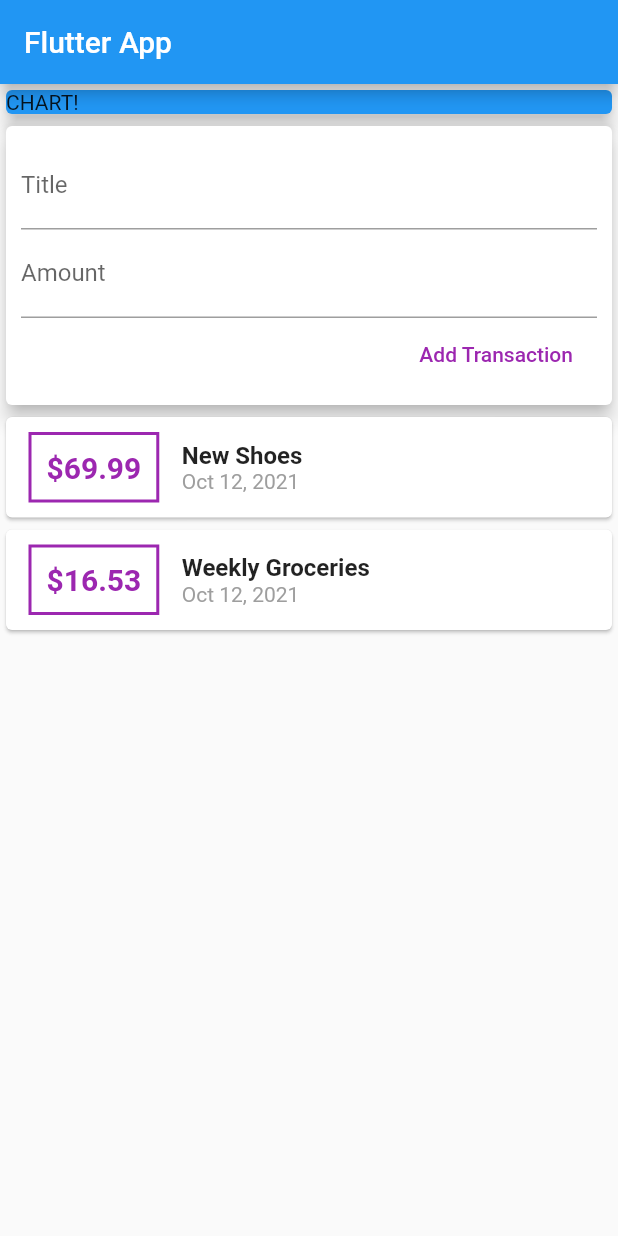
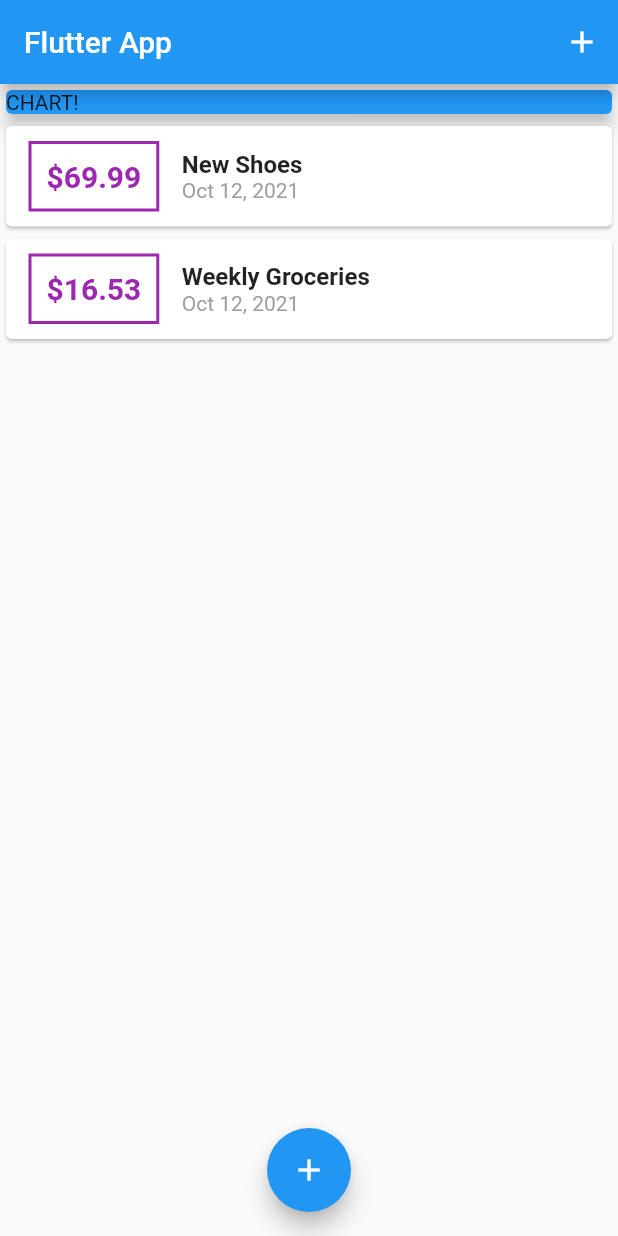
Before and after one commit to Mustafa-AlHariry/Flutter-Dart-Course-Udemy, a Flutter app: the screen it shows after launch, on a phone screen of 412 x 824 dp. Run offline on Flutter 3.47's test engine with Material 2 defaults, Android fonts, the phone set to English and light mode, and no system bars.

Commit message:
usr start add transaction added

```diff
--- a/personal_expenses_app/lib/main.dart
+++ b/personal_expenses_app/lib/main.dart
@@ -1,9 +1,8 @@
 import 'package:flutter/material.dart';
-import 'widgets/transaction_list.dart';
-import 'package:intl/intl.dart';
+
 import './widgets/new_transactions.dart';
-import './widgets/user_transaction.dart';
-import 'models/transaction.dart';
+import './widgets/transaction_list.dart';
+import './models/transaction.dart';
 
 void main() => runApp(MyApp());
 
@@ -17,15 +16,66 @@
   }
 }
 
-class MyHomePage extends StatelessWidget {
+class MyHomePage extends StatefulWidget {
   // String titleInput;
   // String amountInput;
+  @override
+  _MyHomePageState createState() => _MyHomePageState();
+}
+
+class _MyHomePageState extends State<MyHomePage> {
+  final List<Transaction> _userTransactions = [
+    Transaction(
+      id: 't1',
+      title: 'New Shoes',
+      amount: 69.99,
+      date: DateTime.now(),
+    ),
+    Transaction(
+      id: 't2',
+      title: 'Weekly Groceries',
+      amount: 16.53,
+      date: DateTime.now(),
+    ),
+  ];
+
+  void _addNewTransaction(String txTitle, double txAmount) {
+    final newTx = Transaction(
+      title: txTitle,
+      amount: txAmount,
+      date: DateTime.now(),
+      id: DateTime.now().toString(),
+    );
+
+    setState(() {
+      _userTransactions.add(newTx);
+    });
+  }
+
+  void _startAddNewTransaction(BuildContext ctx) {
+    showModalBottomSheet(
+      context: ctx,
+      builder: (_) {
+        return GestureDetector(
+          onTap: () {},
+          child: NewTransaction(_addNewTransaction),
+          behavior: HitTestBehavior.opaque,
+        );
+      },
+    );
+  }
 
   @override
   Widget build(BuildContext context) {
     return Scaffold(
       appBar: AppBar(
         title: Text('Flutter App'),
+        actions: <Widget>[
+          IconButton(
+            icon: Icon(Icons.add),
+            onPressed: () => _startAddNewTransaction(context),
+          ),
+        ],
       ),
       body: SingleChildScrollView(
         child: Column(
@@ -40,9 +90,14 @@
                 elevation: 5,
               ),
             ),
-            UserTransaction(),
+            TransactionList(_userTransactions),
           ],
         ),
+      ),
+      floatingActionButtonLocation: FloatingActionButtonLocation.centerFloat,
+      floatingActionButton: FloatingActionButton(
+        child: Icon(Icons.add),
+        onPressed: () => _startAddNewTransaction(context),
       ),
     );
   }
--- a/personal_expenses_app/lib/widgets/new_transactions.dart
+++ b/personal_expenses_app/lib/widgets/new_transactions.dart
@@ -1,12 +1,12 @@
 import 'package:flutter/material.dart';
 
 class NewTransaction extends StatelessWidget {
-  final Function addNewTrans;
-  //text controller listens to the user input and saves it
+  final Function addTx;
   final titleController = TextEditingController();
   final amountController = TextEditingController();
 
-  NewTransaction(this.addNewTrans);
+  NewTransaction(this.addTx);
+
   void submitData() {
     final enteredTitle = titleController.text;
     final enteredAmount = double.parse(amountController.text);
@@ -14,8 +14,11 @@
     if (enteredTitle.isEmpty || enteredAmount <= 0) {
       return;
     }
-    //parse => cast string to double
-    addNewTrans(enteredTitle, enteredAmount);
+
+    addTx(
+      enteredTitle,
+      enteredAmount,
+    );
   }
 
   @override
@@ -28,17 +31,19 @@
           crossAxisAlignment: CrossAxisAlignment.end,
           children: <Widget>[
             TextField(
+              decoration: InputDecoration(labelText: 'Title'),
               controller: titleController,
-              decoration: InputDecoration(labelText: 'Title'),
               onSubmitted: (_) => submitData(),
+              // onChanged: (val) {
+              //   titleInput = val;
+              // },
             ),
             TextField(
-              //fired every key strock
+              decoration: InputDecoration(labelText: 'Amount'),
+              controller: amountController,
               keyboardType: TextInputType.number,
-              controller: amountController,
-              decoration: InputDecoration(labelText: 'Amount'),
-              // _ means that the argument accepted but i dont care abbout it
               onSubmitted: (_) => submitData(),
+              // onChanged: (val) => amountInput = val,
             ),
             FlatButton(
               child: Text('Add Transaction'),
--- a/personal_expenses_app/lib/widgets/transaction_list.dart
+++ b/personal_expenses_app/lib/widgets/transaction_list.dart
@@ -13,7 +13,6 @@
     return Container(
       height: 300,
       child: ListView.builder(
-        itemCount: transactions.length,
         itemBuilder: (ctx, index) {
           return Card(
             child: Row(
@@ -31,7 +30,6 @@
                   ),
                   padding: EdgeInsets.all(10),
                   child: Text(
-                    //toStringFixed => takes the number of the decimals after the point and approximate it
                     '\$${transactions[index].amount.toStringAsFixed(2)}',
                     style: TextStyle(
                       fontWeight: FontWeight.bold,
@@ -62,6 +60,7 @@
             ),
           );
         },
+        itemCount: transactions.length,
       ),
     );
   }
--- a/personal_expenses_app/lib/widgets/user_transaction.dart
+++ b/personal_expenses_app/lib/widgets/user_transaction.dart
@@ -35,7 +35,6 @@
   Widget build(BuildContext context) {
     return Column(children: <Widget>[
       NewTransaction(_addNewTrans),
-      TransactionList(_transactions),
     ]);
   }
 }
```
